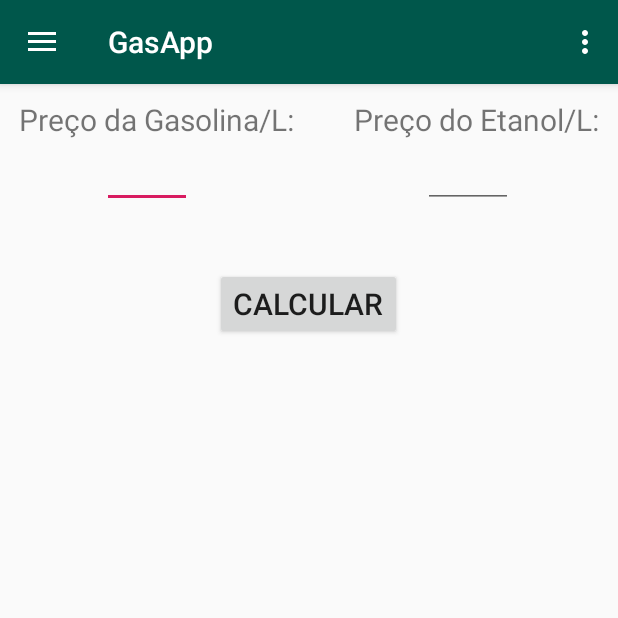
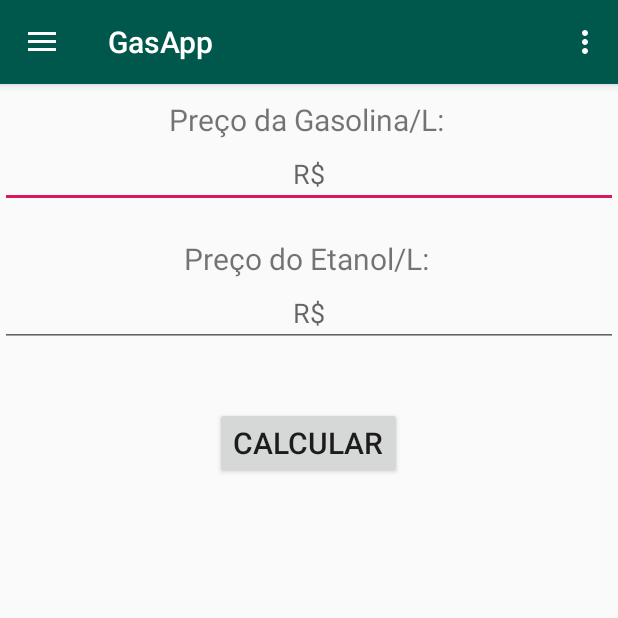
Before and after one commit to lucaswatanuki/gasapp, an Android app: the screen it shows after launch once a user with an empty profile is signed in (MainActivity), in the side drawer, after a tap on "Calculadora", on a phone screen of 412 x 824 dp, the top half of it. Run offline under Robolectric (Android 15) with nearby library versions, the phone set to English and light mode, and no system bars; our stand-ins replace Firebase (no records; nobody signed in at launch, a user with empty details on screens opened directly).

```diff
--- a/app/src/main/java/br/unicamp/ft/l202143_f197054/CalculadoraFragment.java
+++ b/app/src/main/java/br/unicamp/ft/l202143_f197054/CalculadoraFragment.java
@@ -8,6 +8,7 @@ import android.view.View;
 import android.view.ViewGroup;
 import android.widget.Button;
 import android.widget.EditText;
+import android.widget.ImageView;
 import android.widget.TextView;
 import android.widget.Toast;
 
@@ -21,6 +22,7 @@ public class CalculadoraFragment extends Fragment {
     private EditText precoEta;
     private TextView tvResult;
     private Button calculo;
+    private ImageView imgGasEta;
 
     public CalculadoraFragment() {
         // Required empty public constructor
@@ -38,6 +40,7 @@ public class CalculadoraFragment extends Fragment {
         calculo = v.findViewById(R.id.button_calculo);
         precoGas = v.findViewById(R.id.preco_gasolina);
         precoEta = v.findViewById(R.id.preco_etanol);
+        imgGasEta = v.findViewById(R.id.etagas);
 
 
         calculo.setOnClickListener(new View.OnClickListener() {
@@ -53,9 +56,11 @@ public class CalculadoraFragment extends Fragment {
                resultado = (gas * 0.7);
 
                 if(resultado>eta){
-                    tvResult.setText("Etanol será melhor!");
+                    tvResult.setText("A MELHOR OPÇÃO É ETANOL");
+                    imgGasEta.setImageResource(R.drawable.etanol_green);
                 }else{
-                    tvResult.setText("Gasolina será melhor!");
+                    tvResult.setText("A MELHOR OPÇÃO É GASOLINA");
+                    imgGasEta.setImageResource(R.drawable.gasoline_red);
                 }
             }
         });
--- a/app/src/main/java/br/unicamp/ft/l202143_f197054/HomeFragment.java
+++ b/app/src/main/java/br/unicamp/ft/l202143_f197054/HomeFragment.java
@@ -151,8 +151,6 @@ public class HomeFragment extends Fragment {
                     odometro = Double.parseDouble(etOdometro.getText().toString());
                     data = etData.getText().toString();
 
-
-                    Abastecimentos.addItem(data, odometro, tipoCombustivel, total, litros, preco, pagamento, posto);
                     HistoricoDB historicoDB = new HistoricoDB(data, tipoCombustivel, litros, total, posto);
                     mFirebaseDatabaseReference.child("historico").push().setValue(historicoDB);
 
--- a/app/src/main/res/layout/fragment_calculadora.xml
+++ b/app/src/main/res/layout/fragment_calculadora.xml
@@ -7,55 +7,39 @@
     tools:context=".CalculadoraFragment">
 
     <LinearLayout
-        android:layout_width="wrap_content"
+        android:layout_width="match_parent"
         android:layout_height="wrap_content"
         android:layout_gravity="center"
-        android:orientation="horizontal">
-
-
-        <LinearLayout
-            android:layout_width="match_parent"
-            android:layout_height="wrap_content"
-            android:orientation="vertical"
-            android:paddingLeft="5dp"
-            android:paddingTop="10dp"
-            android:paddingRight="30dp">
+        android:orientation="vertical">
 
         <TextView
             android:id="@+id/gasolina"
-                android:layout_width="wrap_content"
+            android:layout_width="match_parent"
             android:layout_height="wrap_content"
+            android:layout_marginTop="10dp"
+            android:gravity="center"
             android:text="Preço da Gasolina/L: "
-                android:textSize="20dp"
-
-
-                />
+            android:textSize="20dp" />
 
         <EditText
             android:id="@+id/preco_gasolina"
-                android:layout_width="wrap_content"
+            android:layout_width="match_parent"
             android:layout_height="wrap_content"
-                android:layout_marginLeft="55dp"
+            android:layout_marginBottom="10dp"
+            android:gravity="center"
+            android:hint="R$"
             android:inputType="numberDecimal"
             android:paddingHorizontal="30dp"
-                android:singleLine="true"
 
-                />
+            android:singleLine="true" />
 
-
-        </LinearLayout>
-
-        <LinearLayout
-            android:layout_width="wrap_content"
-            android:layout_height="wrap_content"
-            android:orientation="vertical"
-            android:paddingLeft="5dp"
-            android:paddingTop="10dp">
 
         <TextView
             android:id="@+id/etanol"
-                android:layout_width="wrap_content"
+            android:layout_width="match_parent"
             android:layout_height="wrap_content"
+            android:layout_marginTop="10dp"
+            android:gravity="center"
             android:text="Preço do Etanol/L: "
             android:textSize="20dp"
 
@@ -63,20 +47,15 @@
 
         <EditText
             android:id="@+id/preco_etanol"
-                android:layout_width="wrap_content"
+            android:layout_width="match_parent"
             android:layout_height="wrap_content"
-                android:layout_marginLeft="46dp"
+            android:gravity="center"
+            android:hint="R$"
             android:inputType="numberDecimal"
             android:paddingHorizontal="30dp"
-                android:singleLine="true"
-
-                />
-
+            android:singleLine="true" />
 
     </LinearLayout>
-
-    </LinearLayout>
-
 
     <Button
         android:id="@+id/button_calculo"
@@ -96,9 +75,9 @@
         android:textSize="30dp" />
 
     <ImageView
+        android:id="@+id/etagas"
         android:layout_width="wrap_content"
         android:layout_height="wrap_content"
-        android:layout_gravity="center"
-        android:id="@+id/etagas"/>
+        android:layout_gravity="center" />
 
 </LinearLayout>
--- a/app/src/main/res/layout/fragment_home.xml
+++ b/app/src/main/res/layout/fragment_home.xml
@@ -26,6 +26,7 @@
             android:layout_marginLeft="10dp"
             android:layout_marginRight="50dp"
             android:hint="DD/MM/YY"
+            android:singleLine="true"
             android:inputType="datetime"
             android:maxLength="10" />
 
@@ -41,6 +42,7 @@
             android:layout_height="wrap_content"
             android:ems="10"
             android:inputType="number"
+            android:singleLine="true"
             android:maxLength="7" />
 
     </LinearLayout>
@@ -96,6 +98,7 @@
             android:layout_marginRight="10dp"
             android:hint="R$"
             android:maxLength="5"
+            android:singleLine="true"
             android:textAlignment="center" />
 
         <TextView
@@ -108,6 +111,7 @@
             android:id="@+id/etLitros"
             android:layout_width="50dp"
             android:layout_height="wrap_content"
+            android:singleLine="true"
             android:layout_marginRight="10dp"
             android:maxLength="3" />
 
@@ -124,6 +128,7 @@
             android:layout_marginRight="10dp"
             android:hint="R$"
             android:maxLength="6"
+            android:singleLine="true"
             android:textAlignment="center" />
 
 
@@ -189,6 +194,5 @@
         android:layout_width="wrap_content"
         android:layout_height="wrap_content"
         android:layout_gravity="center"
-        android:onClick="onButtonClicked"
         android:text="Salvar" />
 </LinearLayout>
```
Lines whose indentation alone changed are shown as unchanged.
